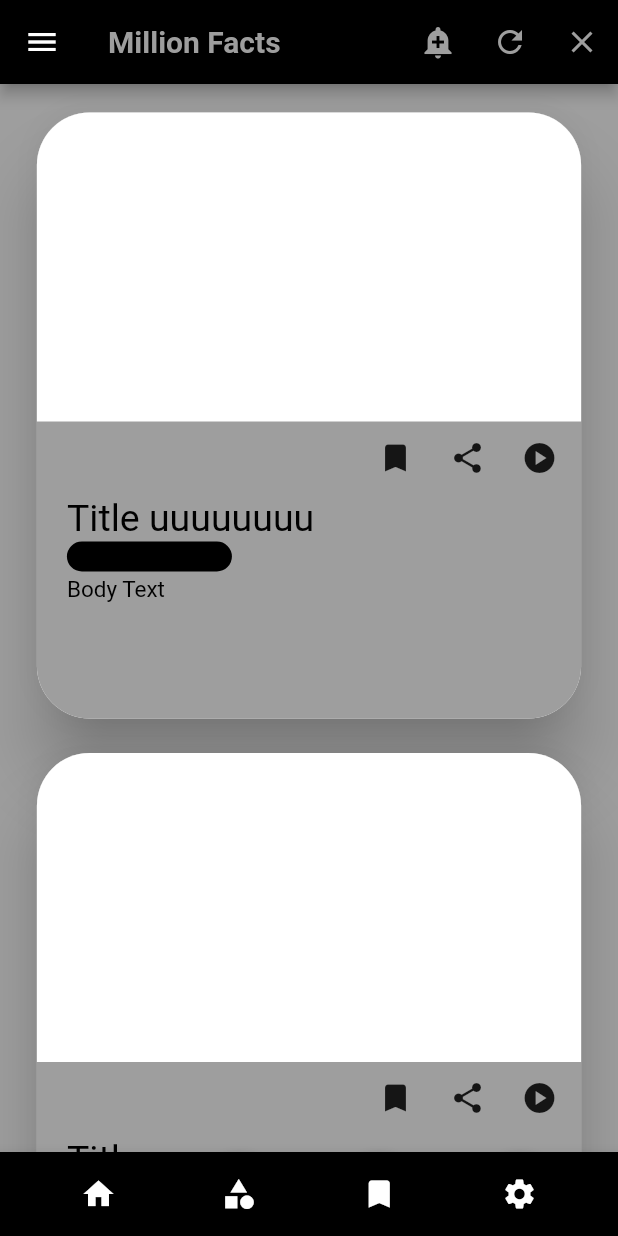
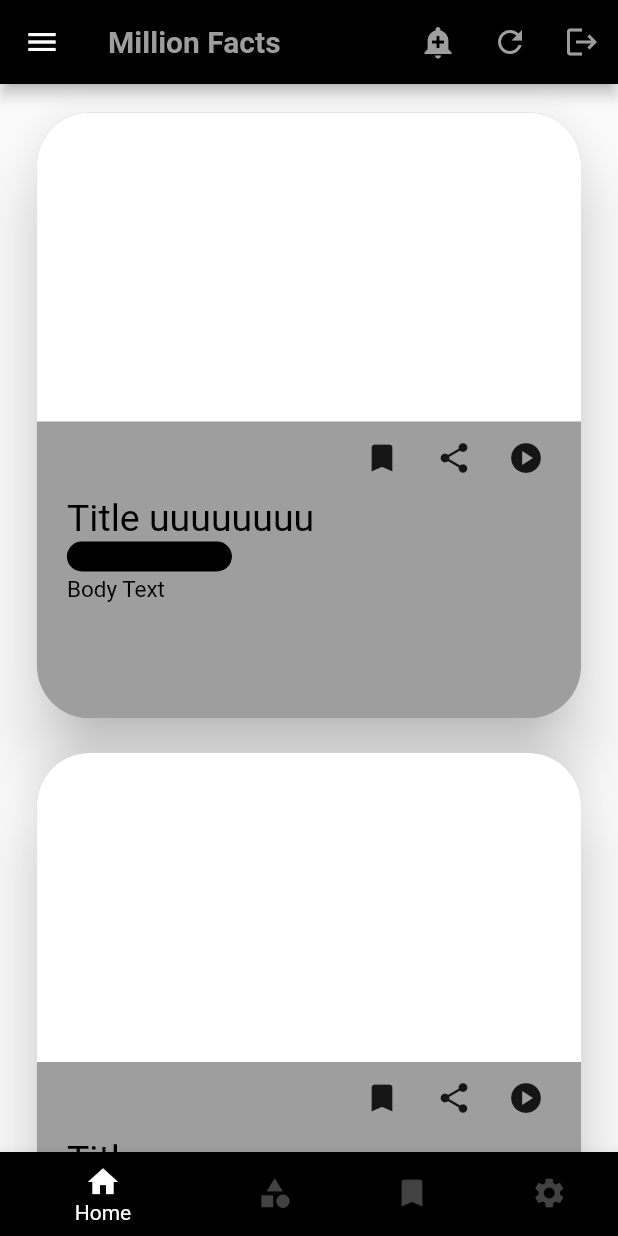
Before and after one commit to zahinaqthar/millionfact, a Flutter app: the screen it shows after launch, on a phone screen of 412 x 824 dp. Run offline on Flutter 3.47's test engine with Material 2 defaults, Android fonts, the phone set to English and light mode, and no system bars.

Commit message:
mengubah tampilan icon dan navigation

```diff
--- a/lib/carddesign.dart
+++ /dev/null
@@ -1,36 +0,0 @@
-import 'package:flutter/material.dart';
-import 'dart:math';
-
-class newCardDesign extends StatelessWidget {
-  const newCardDesign({Key? key}) : super(key: key);
-
-  @override
-  Widget build(BuildContext context) {
-    return Scaffold(
-        body: Stack(
-      children: <Widget>[
-        Container(
-          color: Colors.black,
-        ),
-        SizedBox(
-          width: MediaQuery.of(context).size.width * 0.9,
-          height: MediaQuery.of(context).size.height * 0.6,
-          child: Card(
-            child: Stack(
-              children: <Widget>[
-                Container(
-                  color: Colors.black26,
-                  decoration:
-                      BoxDecoration(borderRadius: BorderRadius.circular(4)),
-                )
-              ],
-            ),
-          ),
-        ),
-        Column(
-          children: <Widget>[],
-        )
-      ],
-    ));
-  }
-}
--- a/lib/carddesign2.dart
+++ b/lib/carddesign2.dart
@@ -35,8 +35,10 @@ class newCardDesign2 extends StatelessWidget {
                     ),
                     Container(
                       margin: EdgeInsets.fromLTRB(
-                          20, MediaQuery.of(context).size.height * 0.25, 0, 20),
-                      padding: EdgeInsets.only(left: 195),
+                          MediaQuery.of(context).size.width * 0.5,
+                          MediaQuery.of(context).size.height * 0.25,
+                          0,
+                          20),
                       child: Row(children: <Widget>[
                         IconButton(
                             onPressed: () {}, icon: Icon(Icons.bookmark)),
--- /dev/null
+++ b/lib/carditemlist.dart
@@ -0,0 +1,19 @@
+import 'package:flutter/cupertino.dart';
+import 'package:flutter/src/foundation/key.dart';
+import 'package:flutter/src/widgets/framework.dart';
+import 'package:testtextflutter/carddesign2.dart';
+
+class cardlist extends StatelessWidget {
+  const cardlist({Key? key}) : super(key: key);
+
+  @override
+  Widget build(BuildContext context) {
+    return ListView(
+      children: <Widget>[
+        newCardDesign2(),
+        newCardDesign2(),
+        newCardDesign2(),
+      ],
+    );
+  }
+}
--- a/lib/main.dart
+++ b/lib/main.dart
@@ -1,7 +1,6 @@
 import 'package:flutter/material.dart';
-import 'dart:math';
-
 import 'package:testtextflutter/carddesign2.dart';
+import 'package:testtextflutter/carditemlist.dart';
 
 void main() {
   runApp(const MyApp());
@@ -15,13 +14,28 @@ class MyApp extends StatefulWidget {
 }
 
 class _MyWidgetState extends State<MyApp> {
-  String textmsg = "ini sebuah text";
-  Random random = Random();
-  int count = 1;
+  int _selectedIndex = 0;
+  static const TextStyle optionStyle =
+      TextStyle(fontSize: 30, fontWeight: FontWeight.bold);
+  List<Widget> _widgetOptions = <Widget>[
+    cardlist(),
+    Text(
+      'Index 1: Business',
+      style: optionStyle,
+    ),
+    Text(
+      'Index 2: School',
+      style: optionStyle,
+    ),
+    Text(
+      'Index 3: Settings',
+      style: optionStyle,
+    ),
+  ];
 
-  void pencetTombol() {
+  void _onItemTapped(int index) {
     setState(() {
-      textmsg = "Tombol sudah ditekan";
+      _selectedIndex = index;
     });
   }
 
@@ -51,54 +65,39 @@ class _MyWidgetState extends State<MyApp> {
             IconButton(
               onPressed: () {},
               color: Colors.grey,
-              icon: const Icon(Icons.close),
-              tooltip: "close",
+              icon: const Icon(Icons.logout),
+              tooltip: "log out",
             ),
           ],
         ),
-        body: Container(
-          color: Colors.grey,
-          child: Center(
-              child: ListView(
-            children: <Widget>[
-              newCardDesign2(),
-              newCardDesign2(),
-              newCardDesign2()
-            ],
-          )),
-        ),
-        bottomNavigationBar: BottomAppBar(
-          shape: CircularNotchedRectangle(),
-          color: Colors.black,
-          child: Row(
-            mainAxisAlignment: MainAxisAlignment.spaceEvenly,
-            children: <Widget>[
-              FloatingActionButton(
-                onPressed: () {},
-                backgroundColor: Colors.transparent,
-                child: const Icon(Icons.home),
-                tooltip: "home button",
-              ),
-              FloatingActionButton(
-                onPressed: () {},
-                backgroundColor: Colors.transparent,
-                child: const Icon(Icons.category),
-                tooltip: "category button",
-              ),
-              FloatingActionButton(
-                onPressed: () {},
-                backgroundColor: Colors.transparent,
-                child: const Icon(Icons.bookmark),
-                tooltip: "bookmarks button",
-              ),
-              FloatingActionButton(
-                onPressed: () {},
-                backgroundColor: Colors.transparent,
-                child: const Icon(Icons.settings),
-                tooltip: "setting button",
-              )
-            ],
-          ),
+        body: _widgetOptions.elementAt(_selectedIndex),
+        bottomNavigationBar: BottomNavigationBar(
+          items: const <BottomNavigationBarItem>[
+            BottomNavigationBarItem(
+              icon: Icon(Icons.home),
+              label: 'Home',
+              backgroundColor: Colors.black,
+            ),
+            BottomNavigationBarItem(
+              icon: Icon(Icons.category),
+              label: 'Category',
+              backgroundColor: Colors.black,
+            ),
+            BottomNavigationBarItem(
+              icon: Icon(Icons.bookmark),
+              label: 'Bookmark',
+              backgroundColor: Colors.black,
+            ),
+            BottomNavigationBarItem(
+              icon: Icon(Icons.settings),
+              label: 'Settings',
+              backgroundColor: Colors.black,
+            ),
+          ],
+          currentIndex: _selectedIndex,
+          selectedItemColor: Colors.white,
+          unselectedItemColor: Colors.grey[800],
+          onTap: _onItemTapped,
         ),
         drawer: Drawer(
           child: ListView(
```
